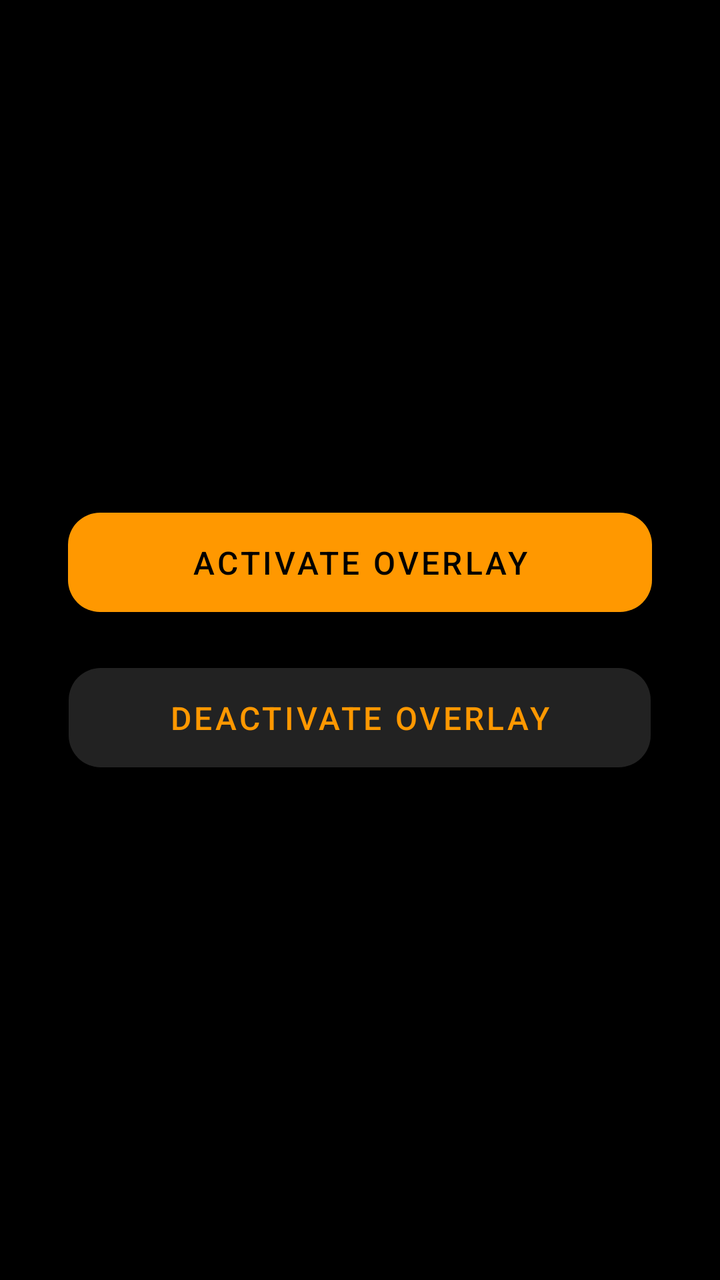
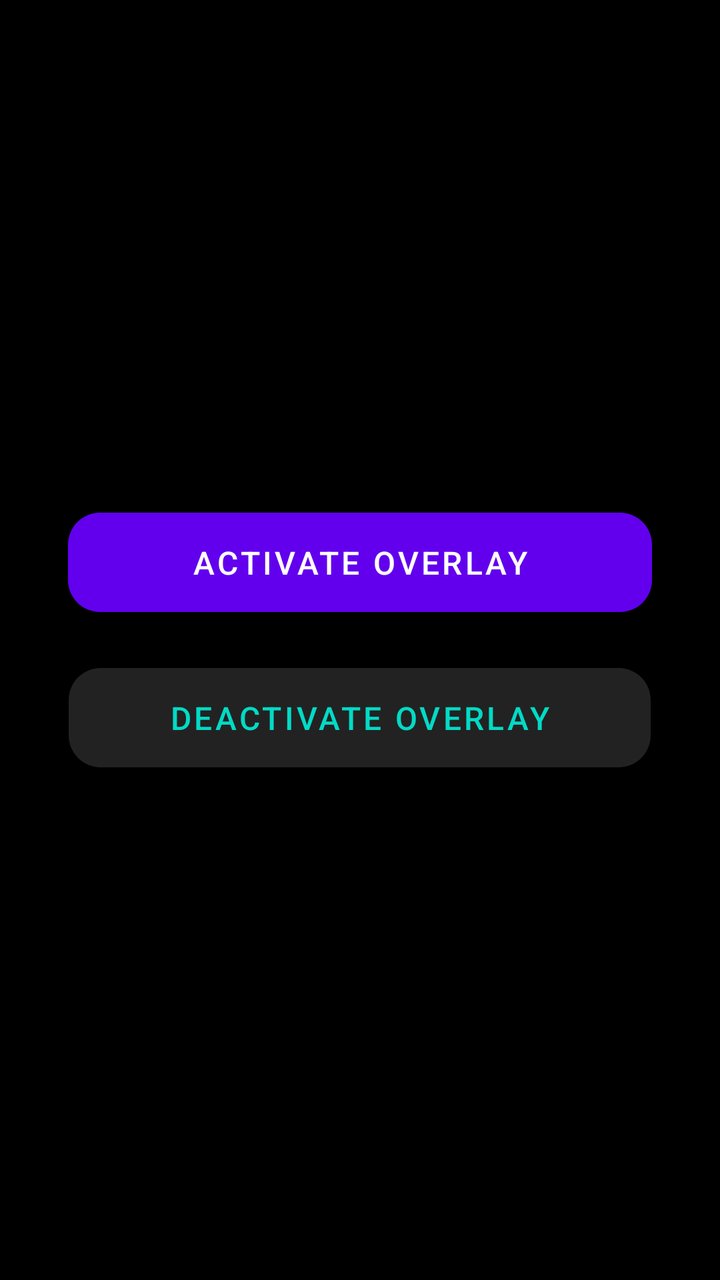

An Android layout rendered at two revisions. The XML below is the earlier revision; the diff shows what the commit changed to produce the second picture.
<!-- AndroidManifest.xml: application theme Theme.Test103 -->
<!-- res/layout/activity_main.xml -->
<?xml version="1.0" encoding="utf-8"?>
<LinearLayout xmlns:android="http://schemas.android.com/apk/res/android"
    xmlns:app="http://schemas.android.com/apk/res-auto"
    android:layout_width="match_parent"
    android:layout_height="match_parent"
    android:gravity="center"
    android:orientation="vertical"
    android:padding="24dp"
    android:background="#000000">

    <com.google.android.material.button.MaterialButton
        android:id="@+id/btnStart"
        android:layout_width="292dp"
        android:layout_height="wrap_content"
        android:padding="14dp"
        android:rotationX="0"
        android:text="Activate Overlay"
        android:textColor="#000000"
        android:textSize="16sp"
        app:backgroundTint="#FF9800"
        app:cornerRadius="16dp" />

    <com.google.android.material.button.MaterialButton
        android:id="@+id/btnStop"
        android:layout_width="291dp"
        android:layout_height="wrap_content"
        android:layout_marginTop="16dp"
        android:padding="14dp"
        android:text="Deactivate Overlay"
        android:textColor="#FF9800"
        android:textSize="16sp"
        app:backgroundTint="#222222"
        app:cornerRadius="16dp" />

</LinearLayout>
<!-- resources referenced by this layout -->
<resources>
  <style name="Theme.Test103" parent="Theme.MaterialComponents.DayNight.NoActionBar">
  
          
          <item name="colorPrimary">#FF9800</item>
          <item name="colorOnPrimary">#000000</item>
  
          
          <item name="colorSecondary">#FF9800</item>
          <item name="colorOnSecondary">#000000</item>
  
          
          <item name="colorSurface">#121212</item>
          <item name="colorOnSurface">#FFFFFF</item>
  
          
          <item name="android:windowBackground">#000000</item>
  
          
          <item name="android:statusBarColor">#000000</item>
  
          
          <item name="windowNoTitle">true</item>
          <item name="windowActionBar">false</item>
  
      </style>
</resources>

<!-- the commit's change to res/layout/activity_main.xml (unified diff, before → after) -->
@@ -13,11 +13,10 @@
         android:layout_width="292dp"
         android:layout_height="wrap_content"
         android:padding="14dp"
-        android:rotationX="0"
         android:text="Activate Overlay"
-        android:textColor="#000000"
+        android:textColor="#FFFFFF"
         android:textSize="16sp"
-        app:backgroundTint="#FF9800"
+        app:backgroundTint="#6200EE"
         app:cornerRadius="16dp" />
 
     <com.google.android.material.button.MaterialButton
@@ -27,7 +26,7 @@
         android:layout_marginTop="16dp"
         android:padding="14dp"
         android:text="Deactivate Overlay"
-        android:textColor="#FF9800"
+        android:textColor="#03DAC5"
         android:textSize="16sp"
         app:backgroundTint="#222222"
         app:cornerRadius="16dp" />
<!-- resource entries referenced after the edit -->
@@ -12,7 +12,7 @@
   
           
           <item name="colorSurface">#121212</item>
-          <item name="colorOnSurface">#FFFFFF</item>
+          <item name="colorOnSurface">#000000</item>
   
           
           <item name="android:windowBackground">#000000</item>
